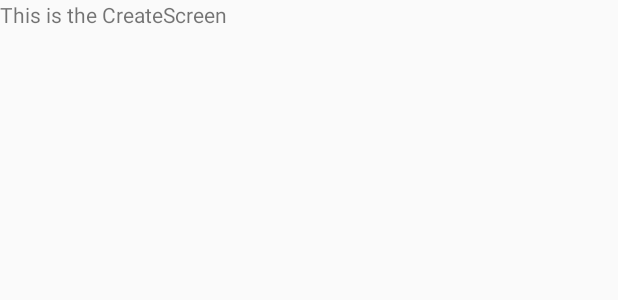
After one commit to saxal28/android_todo, an Android app: the layout fragment_create_todo.xml on its own in the app's theme, with its tools: preview values and no code run, on a phone screen of 412 x 824 dp. The commit adds this screen. Shown: the top 300 px of the screen. Run offline under Robolectric (Android 15) with nearby library versions, the phone set to English and light mode, and no system bars.

Commit message:
create create todo fragment / view model / navigation

```diff
--- a/app/build.gradle
+++ b/app/build.gradle
@@ -4,6 +4,9 @@ apply plugin: 'kotlin-android'
 apply plugin: 'kotlin-kapt'
 
 apply plugin: 'kotlin-android-extensions'
+
+apply plugin: "androidx.navigation.safeargs.kotlin"
+
 
 android {
     compileSdkVersion 29
--- /dev/null
+++ b/app/src/main/res/layout/fragment_create_todo.xml
@@ -0,0 +1,21 @@
+<?xml version="1.0" encoding="utf-8"?>
+<layout xmlns:android="http://schemas.android.com/apk/res/android">
+
+    <data>
+        <variable
+                name="viewModel"
+                type="me.saxal.todoapp.createTodo.CreateTodoViewModel" />
+    </data>
+
+    <LinearLayout
+            android:orientation="vertical"
+            android:layout_width="match_parent"
+            android:layout_height="match_parent">
+
+        <TextView
+                android:id="@+id/textView6"
+                android:layout_width="match_parent"
+                android:layout_height="wrap_content"
+                android:text="This is the CreateScreen" />
+    </LinearLayout>
+</layout>
--- a/build.gradle
+++ b/build.gradle
@@ -10,6 +10,9 @@ buildscript {
     dependencies {
         classpath 'com.android.tools.build:gradle:3.4.2'
         classpath "org.jetbrains.kotlin:kotlin-gradle-plugin:$kotlin_version"
+
+        def nav_version = "2.3.0-alpha04"
+        classpath "androidx.navigation:navigation-safe-args-gradle-plugin:$nav_version"
         // NOTE: Do not place your application dependencies here; they belong
         // in the individual module build.gradle files
     }
```
Also changed, not shown: app/src/main/java/me/saxal/todoapp/createTodo/CreateTodoFragment.kt (added, +30 -0 lines), app/src/main/java/me/saxal/todoapp/createTodo/CreateTodoViewModel.kt (added, +9 -0 lines), app/src/main/java/me/saxal/todoapp/todos/TodosFragment.kt (+14 -3 lines), app/src/main/java/me/saxal/todoapp/todos/TodosViewModel.kt (+17 -14 lines), app/src/main/res/layout/activity_main.xml (+13 -12 lines), app/src/main/res/navigation/navigation.xml (+10 -1 lines), gradle/wrapper/gradle-wrapper.properties.
